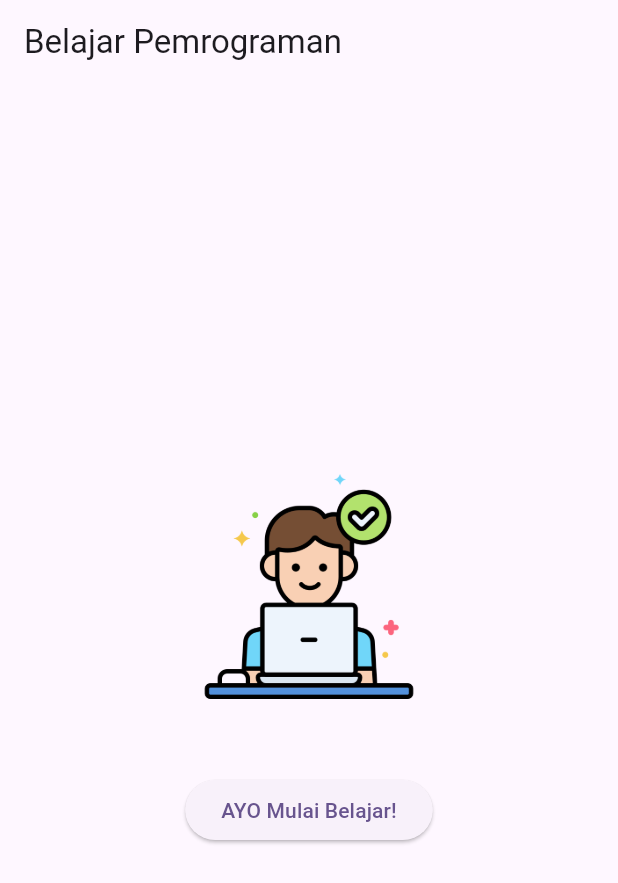
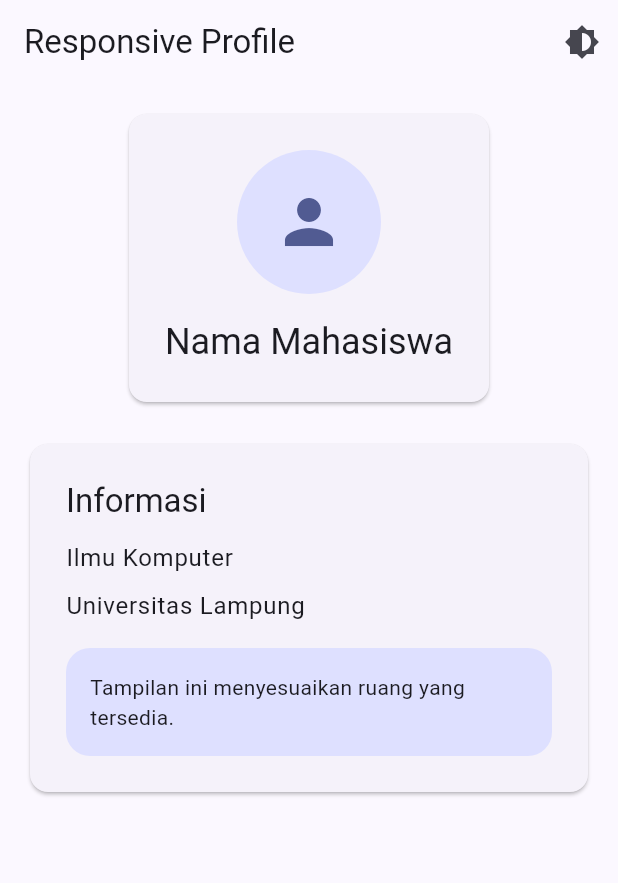
Before and after one commit to FxNovryandhikaW/prak_mobilelanjut_2457051013, a Flutter app: the screen it shows after launch, on a phone screen of 412 x 824 dp. Shown: the top 883 px of the screen. Run offline on Flutter 3.47's test engine with Material 3 defaults, Android fonts, the phone set to English and light mode, and no system bars.

Commit message:
Pertemuan 5

```diff
--- /dev/null
+++ b/lib/app_theme.dart
@@ -0,0 +1,19 @@
+import 'package:flutter/material.dart';
+
+class AppTheme {
+  static final ThemeData lightTheme = ThemeData(
+    useMaterial3: true,
+    colorScheme: ColorScheme.fromSeed(
+      seedColor: Colors.indigo,
+      brightness: Brightness.light,
+    )
+  );
+
+  static final ThemeData darkTheme = ThemeData(
+    useMaterial3: true,
+    colorScheme: ColorScheme.fromSeed(
+      seedColor: Colors.indigo,
+      brightness: Brightness.dark,
+    )
+  );
+}
--- a/lib/main.dart
+++ b/lib/main.dart
@@ -1,25 +1,44 @@
 import 'package:flutter/material.dart';
-
 // import 'column_widget.dart';
 // import 'row_widget.dart';
-import 'first_widget.dart';
+// import 'first_widget.dart';
+// import 'form_widget.dart';
+import 'app_theme.dart';
+import 'responsive_profile.dart';
 
 void main() {
   runApp(const MyApp());
 }
 
-class MyApp extends StatelessWidget {
+class MyApp extends StatefulWidget {
   const MyApp({super.key});
+
+  @override
+  State<MyApp> createState() => _MyAppState();
+}
+
+class _MyAppState extends State<MyApp> {
+  ThemeMode themeMode = ThemeMode.light;
+
+  void toggleTheme() {
+    setState(() {
+      themeMode = themeMode == ThemeMode.light
+          ? ThemeMode.dark
+          : ThemeMode.light;
+    });
+  }
 
   @override
   Widget build(BuildContext context) {
     return MaterialApp(
-      title: 'Praktikum Mobile Lanjut',
-      theme: ThemeData(
-        colorScheme: ColorScheme.fromSeed(seedColor: Colors.deepPurple),
-        useMaterial3: true,
+      debugShowCheckedModeBanner: false,
+      title: 'Responsive Profile',
+      theme: AppTheme.lightTheme,
+      darkTheme: AppTheme.darkTheme,
+      themeMode: themeMode,
+      home: ResponsiveProfilePage(
+        onThemeChanged: toggleTheme,
       ),
-      home: const FirstWidget(), // Ganti sesuai widget yang ingin ditampilkan (ColumnWidget / RowWidget / FirstWidget)
     );
   }
 }
--- /dev/null
+++ b/lib/responsive_profile.dart
@@ -0,0 +1,135 @@
+import 'package:flutter/material.dart';
+
+class ResponsiveProfilePage extends StatelessWidget {
+  final VoidCallback onThemeChanged;
+
+  const ResponsiveProfilePage({
+    super.key,
+    required this.onThemeChanged,
+  });
+
+  @override
+  Widget build(BuildContext context) {
+    final size = MediaQuery.of(context).size;
+
+    return Scaffold(
+      appBar: AppBar(
+        title: const Text('Responsive Profile'),
+        actions: [
+          IconButton(
+            onPressed: onThemeChanged,
+            icon: const Icon(Icons.brightness_6),
+          ),
+        ],
+      ),
+      body: Padding(
+        padding: EdgeInsets.all(size.width < 600 ? 16 : 32),
+        child: LayoutBuilder(
+          builder: (context, constraints) {
+            return OrientationBuilder(
+              builder: (context, orientation) {
+                final isWide = constraints.maxWidth >= 600 ||
+                    orientation == Orientation.landscape;
+
+                return isWide
+                    ? const Row(
+                        crossAxisAlignment: CrossAxisAlignment.start,
+                        children: [
+                          Expanded(child: _ProfileHeader()),
+                          SizedBox(width: 24),
+                          Expanded(child: _ProfileInfo()),
+                        ],
+                      )
+                    : const Column(
+                        children: [
+                          _ProfileHeader(),
+                          SizedBox(height: 20),
+                          _ProfileInfo(),
+                        ],
+                      );
+              },
+            );
+          },
+        ),
+      ),
+    );
+  }
+}
+
+class _ProfileHeader extends StatelessWidget {
+  const _ProfileHeader();
+
+  @override
+  Widget build(BuildContext context) {
+    return Card(
+      child: Padding(
+        padding: const EdgeInsets.all(24),
+        child: Column(
+          children: [
+            CircleAvatar(
+              radius: 48,
+              child: Icon(
+                Icons.person,
+                size: 48,
+                color: Theme.of(context).colorScheme.primary,
+              ),
+            ),
+            const SizedBox(height: 16),
+            Text(
+              'Nama Mahasiswa',
+              style: Theme.of(context).textTheme.headlineSmall,
+              textAlign: TextAlign.center,
+            ),
+          ],
+        ),
+      ),
+    );
+  }
+}
+
+class _ProfileInfo extends StatelessWidget {
+  const _ProfileInfo();
+
+  @override
+  Widget build(BuildContext context) {
+    final scheme = Theme.of(context).colorScheme;
+
+    return Card(
+      child: Padding(
+        padding: const EdgeInsets.all(24),
+        child: Column(
+          crossAxisAlignment: CrossAxisAlignment.start,
+          children: [
+            Text(
+              'Informasi',
+              style: Theme.of(context).textTheme.titleLarge,
+            ),
+            const SizedBox(height: 12),
+            Text(
+              'Ilmu Komputer',
+              style: Theme.of(context).textTheme.bodyLarge,
+            ),
+            const SizedBox(height: 8),
+            Text(
+              'Universitas Lampung',
+              style: Theme.of(context).textTheme.bodyLarge,
+            ),
+            const SizedBox(height: 16),
+            Container(
+              width: double.infinity,
+              padding: const EdgeInsets.all(16),
+              decoration: BoxDecoration(
+                color: scheme.primaryContainer,
+                borderRadius: BorderRadius.circular(16),
+              ),
+              child: Text(
+                'Tampilan ini menyesuaikan ruang yang tersedia.',
+                style: Theme.of(context).textTheme.bodyMedium,
+              ),
+            ),
+          ],
+        ),
+      ),
+    );
+  }
+}
```
Also changed, not shown: lib/form_widget.dart (added, +81 -0 lines).
